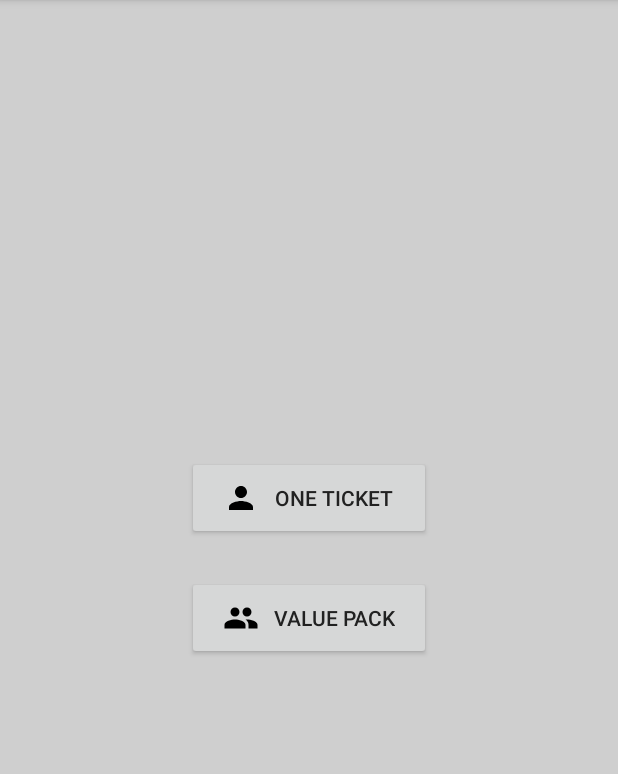
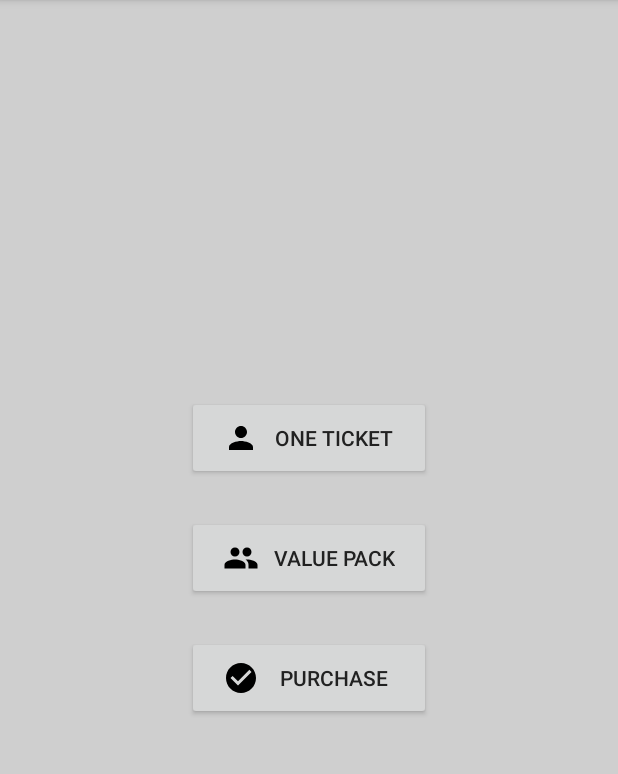
Before and after one commit to laszlourszuly/Alphabet, an Android app: the screen it shows after launch (TicketActivity), on a phone screen of 412 x 824 dp, the part 84-858 px from its top. Run offline under Robolectric (Android 15) with nearby library versions, the phone set to English and light mode, and no system bars.

Commit message:
ADde icons.

```diff
--- a/app/src/main/java/com/jayway/alphabet/screen/tickets/OfferingFragment.java
+++ b/app/src/main/java/com/jayway/alphabet/screen/tickets/OfferingFragment.java
@@ -44,6 +44,9 @@ public class OfferingFragment extends Fragment {
         Button valuePack = view.findViewById(R.id.value_pack);
         valuePack.setOnClickListener(clickListener);
 
+        Button purchase = view.findViewById(R.id.purchase);
+        purchase.setOnClickListener(clickListener);
+
         return view;
     }
 
--- a/app/src/main/java/com/jayway/alphabet/screen/tickets/TicketActivity.java
+++ b/app/src/main/java/com/jayway/alphabet/screen/tickets/TicketActivity.java
@@ -8,6 +8,7 @@ import android.support.v7.app.AppCompatActivity;
 
 import com.jayway.alphabet.FragmentNavigationListener;
 import com.jayway.alphabet.R;
+import com.jayway.alphabet.screen.checkout.CheckoutActivity;
 import com.jayway.alphabet.tracking.FirebaseTracker;
 
 /**
@@ -42,6 +43,11 @@ public class TicketActivity extends AppCompatActivity implements FragmentNavigat
                 navigateTo(new ValuePackFragment());
                 FirebaseTracker.getInstance().send("ONBOARDING.ONE_TICKET_BUTTON");
                 break;
+
+            case R.id.purchase:
+                startActivity(new Intent(TicketActivity.this, CheckoutActivity.class));
+                break;
+
             default:
                 // Don't do anything
                 break;
--- /dev/null
+++ b/app/src/main/res/drawable/ic_check_circle_black_24px.xml
@@ -0,0 +1,9 @@
+<vector xmlns:android="http://schemas.android.com/apk/res/android"
+        android:width="24dp"
+        android:height="24dp"
+        android:viewportWidth="24.0"
+        android:viewportHeight="24.0">
+    <path
+        android:pathData="M12,2C6.48,2 2,6.48 2,12s4.48,10 10,10 10,-4.48 10,-10S17.52,2 12,2zM10,17l-5,-5 1.41,-1.41L10,14.17l7.59,-7.59L19,8l-9,9z"
+        android:fillColor="#000000"/>
+</vector>
--- a/app/src/main/res/layout/fragment_onboarding_offering.xml
+++ b/app/src/main/res/layout/fragment_onboarding_offering.xml
@@ -36,6 +36,20 @@
             android:paddingTop="16dp"
             android:text="@string/value_pack"/>
 
+        <Button
+            android:id="@+id/purchase"
+            android:layout_width="match_parent"
+            android:layout_height="wrap_content"
+            android:layout_marginBottom="24dp"
+            android:drawablePadding="10dp"
+            android:drawableStart="@drawable/ic_check_circle_black_24px"
+            android:paddingBottom="16dp"
+            android:paddingEnd="24dp"
+            android:paddingStart="24dp"
+            android:paddingTop="16dp"
+            android:text="Purchase"/>
+
+
     </LinearLayout>
 
 </android.support.v4.widget.NestedScrollView>
```
